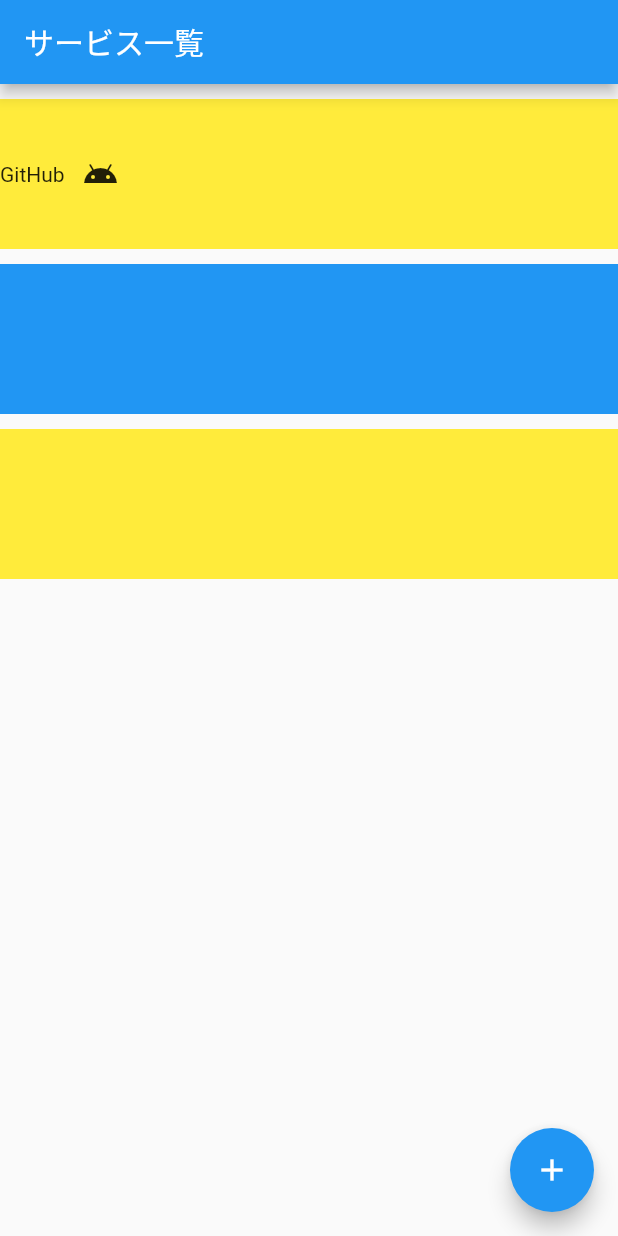
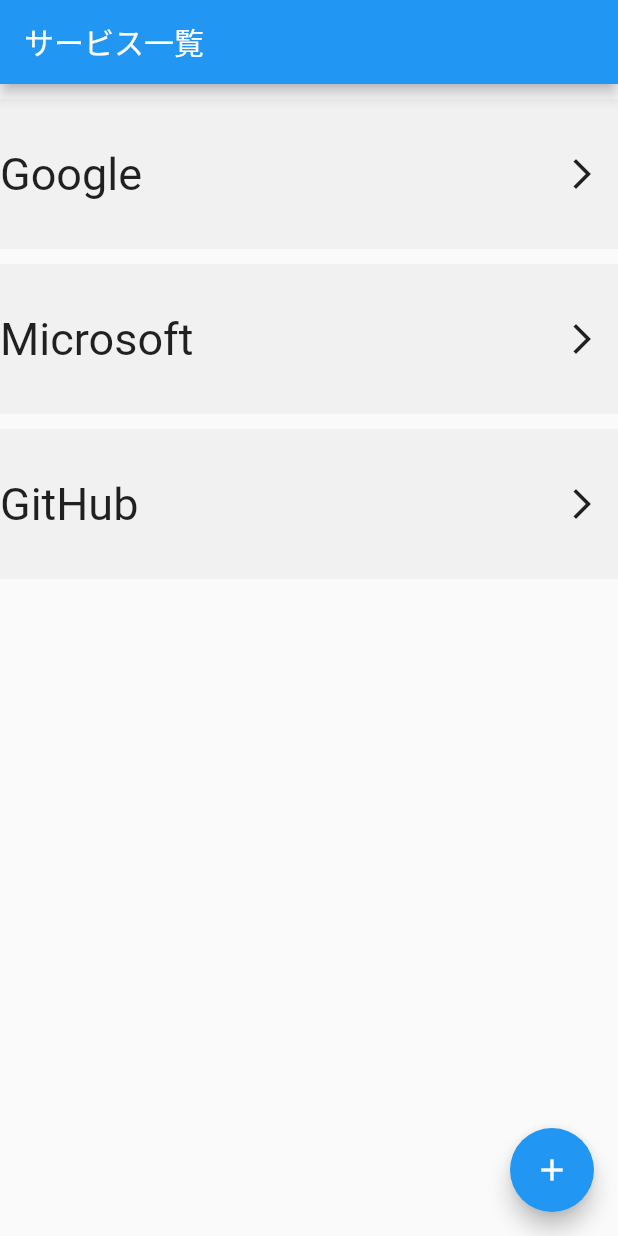
Before and after one commit to AyanaAkutsu/PasswordManager, a Flutter app: the screen it shows after launch, on a phone screen of 412 x 824 dp. Run offline on Flutter 3.47's test engine with Material 2 defaults, Android fonts, the phone set to English and light mode, and no system bars.

Commit message:
list.dartを作成しました

```diff
--- /dev/null
+++ b/password_manager/lib/list.dart
@@ -0,0 +1,130 @@
+import 'package:flutter/material.dart';
+
+class ListScreen extends StatefulWidget {
+  const ListScreen({Key? key}) : super(key: key);
+
+  @override
+  State<ListScreen> createState() => _ListScreenState();
+}
+
+class _ListScreenState extends State<ListScreen> {
+  int _counter = 0;
+
+  void _incrementCounter() {
+    setState(() {
+
+      _counter++;
+    });
+  }
+
+  @override
+  Widget build(BuildContext context) {
+
+    return Scaffold(
+      appBar: AppBar(
+        title: Text('サービス一覧'),
+      ),
+      body: Center(
+        child: Column(
+          children: [
+            Container(
+              height: 100,
+              width: MediaQuery.of(context).size.width * 1,
+              color: Colors.grey.withOpacity(0.1),
+              margin: EdgeInsets.only(top: 10),
+              child: Row(
+                children: [
+                  Container(
+                    alignment: Alignment.centerLeft,
+                    height: 100,
+                    width: MediaQuery.of(context).size.width * 0.4,
+                    child: const Text(
+                      'Google',
+                      style: TextStyle(
+                        fontSize: 30,
+                      ),
+                    ),
+                  ),
+                  Container(
+                    alignment: Alignment.centerRight,
+                    height: 100,
+                    width: MediaQuery.of(context).size.width * 0.6,
+                    child: IconButton(
+                      icon: Icon(Icons.arrow_forward_ios),
+                      onPressed: _incrementCounter,
+                    ),
+                  ),
+                ],
+              )
+            ),
+            Container(
+              height: 100,
+              width: MediaQuery.of(context).size.width * 1,
+              color: Colors.grey.withOpacity(0.1),
+              margin: EdgeInsets.only(top: 10),
+              child: Row(
+                children: [
+                  Container(
+                    alignment: Alignment.centerLeft,
+                    height: 100,
+                    width: MediaQuery.of(context).size.width * 0.4,
+                    child: const Text(
+                      'Microsoft',
+                      style: TextStyle(
+                        fontSize: 30,
+                      ),
+                    ),
+                  ),
+                  Container(
+                    alignment: Alignment.centerRight,
+                    height: 100,
+                    width: MediaQuery.of(context).size.width * 0.6,
+                    child: IconButton(
+                      icon: Icon(Icons.arrow_forward_ios),
+                      onPressed: _incrementCounter,
+                    ),
+                  ),
+                ],
+              )
+            ),
+            Container(
+              height: 100,
+              width: MediaQuery.of(context).size.width * 1,
+              color: Colors.grey.withOpacity(0.1),
+              margin: EdgeInsets.only(top: 10),
+              child: Row(
+                children: [
+                  Container(
+                    alignment: Alignment.centerLeft,
+                    height: 100,
+                    width: MediaQuery.of(context).size.width * 0.4,
+                    child: const Text(
+                      'GitHub',
+                      style: TextStyle(
+                        fontSize: 30,
+                      ),
+                    ),
+                  ),
+                  Container(
+                    alignment: Alignment.centerRight,
+                    height: 100,
+                    width: MediaQuery.of(context).size.width * 0.6,
+                    child: IconButton(
+                      icon: Icon(Icons.arrow_forward_ios),
+                      onPressed: _incrementCounter,
+                    ),
+                  ),
+                ],
+              )
+            ),
+          ]
+        ),
+      ),
+      floatingActionButton: FloatingActionButton(
+        onPressed: _incrementCounter,
+        tooltip: 'Increment',
+        child: const Icon(Icons.add),
+      ),
+    );
+  }
+}
--- a/password_manager/lib/main.dart
+++ b/password_manager/lib/main.dart
@@ -1,4 +1,5 @@
 import 'package:flutter/material.dart';
+import 'list.dart';
 
 void main() {
   runApp(const MyApp());
@@ -10,83 +11,11 @@ class MyApp extends StatelessWidget {
   @override
   Widget build(BuildContext context) {
     return MaterialApp(
-      title: 'Flutter Demo',
+      title: 'Password Manager',
       theme: ThemeData(
         primarySwatch: Colors.blue,
       ),
-      home: const MyHomePage(title: 'サービス一覧'),
+      home: const ListScreen(),
     );
   }
 }
-
-class MyHomePage extends StatefulWidget {
-  const MyHomePage({Key? key, required this.title}) : super(key: key);
-
-  final String title;
-
-  @override
-  State<MyHomePage> createState() => _MyHomePageState();
-}
-
-class _MyHomePageState extends State<MyHomePage> {
-  int _counter = 0;
-
-  void _incrementCounter() {
-    setState(() {
-
-      _counter++;
-    });
-  }
-
-  @override
-  Widget build(BuildContext context) {
-
-    return Scaffold(
-      appBar: AppBar(
-        title: Text(widget.title),
-      ),
-      body: Center(
-        child: Column(
-          children: [
-            Container(
-              height: 100,
-              width: MediaQuery.of(context).size.width * 1,
-              color: Colors.yellow,
-              margin: EdgeInsets.only(top: 10),
-              child: Row(
-                children: [
-                  Container(
-                    child: const Text('GitHub'),
-                  ),
-                  Container(
-                    child: IconButton(
-                      icon: Icon(Icons.android),
-                      onPressed: _incrementCounter,
-                    ),
-                  )
-                ],
-                )
-            ),
-            Container(
-              height: 100,
-              width: MediaQuery.of(context).size.width * 1,
-              color: Colors.blue,
-              margin: EdgeInsets.only(top: 10),
-            ),
-            Container(
-              height: 100,
-              width: MediaQuery.of(context).size.width * 1,
-              color: Colors.yellow,
-              margin: EdgeInsets.only(top: 10),
-            ),
-          ]
-        ),
-      ),
-      floatingActionButton: FloatingActionButton(
-        onPressed: _incrementCounter,
-        tooltip: 'Increment',
-        child: const Icon(Icons.add),
-      ),
-    );
-  }
-}
```
